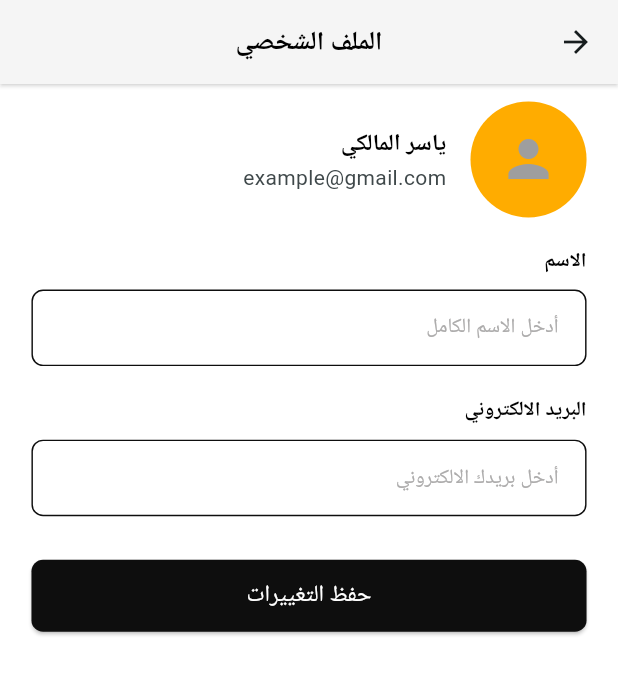
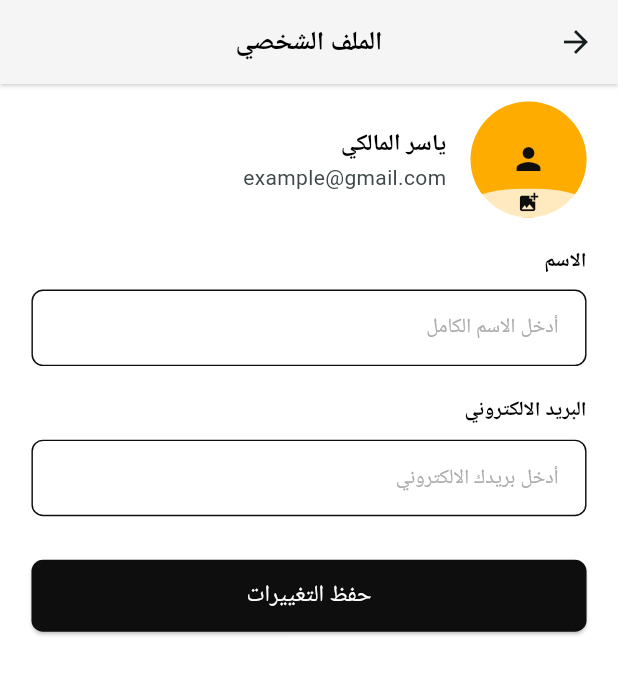
Before and after one commit to 0Ahmad0/tools_to_go_app, a Flutter app: the ProfileScreen screen opened by its route, on a phone screen of 412 x 824 dp. Shown: the top 675 px of the screen. Run offline on Flutter 3.47's test engine with Material 3 defaults, Android fonts, the phone set to English and light mode, and no system bars; our stand-ins replace animate_do, carousel_slider, cloud_firestore, file_picker, firebase_auth, firebase_core and 11 more; accounts and stored records are empty; Roboto replaces fonts that are missing (Tajawal).

Commit message:
- finish all screens app

```diff
--- a/lib/app/features/order_taker/show_location_on_map/screens/show_location_on_map_screen.dart
+++ b/lib/app/features/order_taker/show_location_on_map/screens/show_location_on_map_screen.dart
@@ -42,6 +42,7 @@ class _ShowLocationOnMapScreenState extends State<ShowLocationOnMapScreen> {
             markerId: const MarkerId('StringManager.locationBookText'),
             position: customLocation,
             infoWindow: const InfoWindow(
+
               title: StringManager.locationText,
               snippet: StringManager.userLocationBookText,
             ),
--- a/lib/app/features/profile/screens/profile_screen.dart
+++ b/lib/app/features/profile/screens/profile_screen.dart
@@ -1,7 +1,12 @@
 import 'dart:convert';
+import 'dart:io';
 
 import 'package:flutter/material.dart';
 import 'package:flutter_screenutil/flutter_screenutil.dart';
+import 'package:image_picker/image_picker.dart';
+import 'package:tools_to_go_app/app/features/auth/controller/auth_controller.dart';
+import 'package:tools_to_go_app/app/features/profile/widgets/pick_source_widget.dart';
+import 'package:tools_to_go_app/core/helpers/extensions.dart';
 import 'package:tools_to_go_app/core/helpers/spacing.dart';
 import 'package:tools_to_go_app/core/utils/color_manager.dart';
 import 'package:tools_to_go_app/core/utils/string_manager.dart';
@@ -38,6 +43,31 @@ class _ProfileScreenState extends State<ProfileScreen> {
     );
   }
 
+  final ImagePicker picker = ImagePicker();
+  File? userImage;
+
+  Future _pickPhoto({required ImageSource source}) async {
+    context.pop();
+    final result = await picker.pickImage(source: source);
+    if (result != null) {
+      setState(() {
+        userImage = File(result.path);
+      });
+    } else {
+      ScaffoldMessenger.of(context).showSnackBar(
+        SnackBar(content: Text('الرجاء اختيار صورة!!')),
+      );
+    }
+  }
+
+  _deletePhoto() {
+    if (userImage != null) {
+      userImage = null;
+      setState(() {});
+    }
+    context.pop();
+  }
+
   @override
   Widget build(BuildContext context) {
     return Scaffold(
@@ -51,11 +81,62 @@ class _ProfileScreenState extends State<ProfileScreen> {
             children: [
               Row(
                 children: [
-                  CircleAvatar(
-                    radius: 40.sp,
-                    backgroundColor: ColorManager.orangeColor,
-                    child:
-                        const Icon(Icons.person, size: 40, color: Colors.grey),
+                  Stack(
+                    alignment: Alignment.bottomCenter,
+                    clipBehavior: Clip.hardEdge,
+                    children: [
+                      InkWell(
+                        borderRadius: BorderRadius.circular(100.r),
+                        onTap: () {
+                          showModalBottomSheet(
+                            showDragHandle: true,
+                            shape: RoundedRectangleBorder(
+                                borderRadius: BorderRadius.vertical(
+                                    top: Radius.circular(14.r))),
+                            context: context,
+                            builder: (context) => PickSourceWidget(
+                              onPickCamera: () =>
+                                  _pickPhoto(source: ImageSource.camera),
+                              onPickGallery: () =>
+                                  _pickPhoto(source: ImageSource.gallery),
+                              onDelete: _deletePhoto,
+                            ),
+                          );
+                        },
+                        child: CircleAvatar(
+                          radius: 40.sp,
+                          backgroundColor: ColorManager.orangeColor,
+                          child: userImage == null
+                              ? Icon(Icons.person,
+                                  color: ColorManager.primaryColor)
+                              : ClipRRect(
+                                  clipBehavior: Clip.antiAlias,
+                                  borderRadius: BorderRadius.circular(100.r),
+                                  child: Image.file(
+                                    File(
+                                      userImage!.path,
+                                    ),
+                                    fit: BoxFit.cover,
+                                    width: 80.sp,
+                                    height: 80.sp,
+                                  ),
+                                ),
+                        ),
+                      ),
+                      ClipOval(
+                        child: Container(
+                          width: 80.sp,
+                          height: 20.h,
+                          decoration: BoxDecoration(
+                              color: ColorManager.whiteColor.withOpacity(.75)),
+                          child: Icon(
+                            Icons.add_photo_alternate,
+                            size: 16.sp,
+                            color: ColorManager.primaryColor,
+                          ),
+                        ),
+                      )
+                    ],
                   ),
                   Flexible(
                     child: ListTile(
@@ -88,7 +169,6 @@ class _ProfileScreenState extends State<ProfileScreen> {
                 controller: _emailController,
                 hintText: StringManager.enterEmailHintText,
               ),
-
 
               // const Text(
               //   'Add Payment Method',
@@ -163,5 +243,4 @@ class _ProfileScreenState extends State<ProfileScreen> {
       ),
     );
   }
-
 }
--- a/lib/core/utils/string_manager.dart
+++ b/lib/core/utils/string_manager.dart
@@ -38,6 +38,8 @@ class StringManager {
   static const String profileUpdateSuccessFullText = "تم تحديث الملف الشخصي بنجاح!";
   static const String pickLocationText = "حدد الموقع الخاص بك";
   static const String confirmLocationText = "تحديد";
+  static const String deliveryProductText = "تسليم الطلب";
+  static const String areYouSureDeliveredProductToCustomerText = "هل وصلت إلى عنوان العميل وقمت بتسليم الطلب ؟";
 
 
 
@@ -111,7 +113,7 @@ class StringManager {
   static const String to = 'To';
   static const String availabilityText = 'Availability';
   static const String availabilityHintText = 'Set your available time';
-  static const String noText = 'No';
+  static const String noText = 'لا';
   static const String statusText = 'Status';
   static const String scheduleText = 'Schedule';
   static const String scheduleAtText = 'Schedule at';
@@ -338,9 +340,9 @@ class StringManager {
   static const String dateOfBirthText = 'Date of birth';
   static const String firstNameText = 'First name';
   static const String detected_face_pick_photo_text = 'Detected Face Pick Photo';
-  static const String pick_from_camera_text = 'Pick from Camera';
-  static const String pick_from_gallery_text = 'Pick from Gallery';
-  static const String delete_photo_text = 'Delete Photo';
+  static const String pick_from_camera_text = 'اختيار صورة من الكاميرا';
+  static const String pick_from_gallery_text = 'اختيار صورة من المعرض';
+  static const String delete_photo_text = 'حذف الصورة';
 
   /// Setting Screen
   static const String pushNotificationText = 'Push Notification';
```
Also changed, not shown: lib/app/features/navbar/widgets/home_tool_item_widget.dart (+10 -1 lines), lib/app/features/order_taker/home/widgets/order_taker_order_widget.dart (+15 -6 lines), lib/app/features/owner_tools/home/widgets/owner_home_tool_widget.dart (+10 -1 lines), lib/app/features/profile/widgets/pick_source_widget.dart (added, +58 -0 lines).
